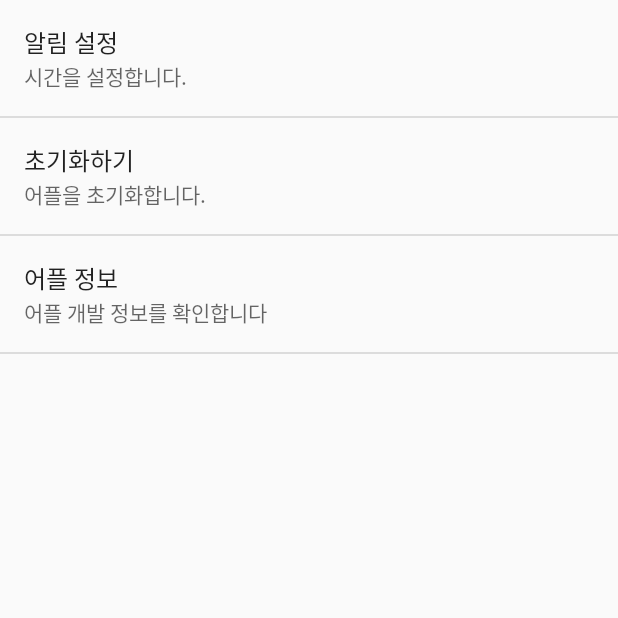
After one commit to Kinuk97/MoneyBookAndroid, an Android app: the SettingActivity screen opened directly, with no data from a screen before it, on a phone screen of 412 x 824 dp, the top half of it. The commit adds this screen. Run offline under Robolectric (Android 15) with nearby library versions, the phone set to English and light mode, and no system bars.

Commit message:
설정 화면

```diff
--- a/app/src/main/AndroidManifest.xml
+++ b/app/src/main/AndroidManifest.xml
@@ -11,7 +11,6 @@
         android:roundIcon="@mipmap/ic_launcher_round"
         android:supportsRtl="true"
         android:theme="@style/AppTheme">
-
         <activity android:name=".activity.LoginActivity">
             <intent-filter>
                 <action android:name="android.intent.action.MAIN" />
@@ -19,13 +18,16 @@
                 <category android:name="android.intent.category.LAUNCHER" />
             </intent-filter>
         </activity>
-
         <activity android:name=".activity.MoneyBookActivity">
             <intent-filter>
                 <category android:name="android.intent.category.DEFAULT" />
             </intent-filter>
         </activity>
 
+        <activity android:name=".activity.SettingActivity"></activity>
+
+        <activity android:name=".activity.AppDevelActivity"></activity>
+
     </application>
 
 </manifest>
--- /dev/null
+++ b/app/src/main/java/com/mulcam/c901/yk/moneybookandroid/activity/SettingActivity.java
@@ -0,0 +1,81 @@
+package com.mulcam.c901.yk.moneybookandroid.activity;
+
+import android.app.TimePickerDialog;
+import android.content.Intent;
+import android.content.SharedPreferences;
+import android.os.Bundle;
+import android.preference.Preference;
+import android.preference.PreferenceActivity;
+import android.preference.PreferenceManager;
+import android.preference.PreferenceScreen;
+import android.support.annotation.Nullable;
+import android.view.MenuItem;
+import android.view.View;
+import android.widget.ListView;
+import android.widget.TimePicker;
+import android.widget.Toast;
+
+import com.mulcam.c901.yk.moneybookandroid.R;
+
+import java.util.Calendar;
+import java.util.GregorianCalendar;
+
+/**
+ * Created by kiuka on 2017-06-21.
+ */
+
+public class SettingActivity extends PreferenceActivity {
+    private GregorianCalendar calendar = new GregorianCalendar();
+
+    private int hour = calendar.get(Calendar.HOUR_OF_DAY);
+
+    private int minute = calendar.get(Calendar.MINUTE);
+
+
+    @Override
+    protected void onCreate(@Nullable Bundle savedInstanceState) {
+        super.onCreate(savedInstanceState);
+        addPreferencesFromResource(R.xml.setting_pref);
+    }
+
+    @Override
+    public boolean onPreferenceTreeClick(PreferenceScreen preferenceScreen, Preference preference) {
+
+        String key = preference.getKey();
+
+        if(key != null) {
+            if (key.equals("set_time")) {
+                // 시간 설정 다이얼로그 생성
+                new TimePickerDialog(SettingActivity.this, timeSetListener, hour, minute, false).show();
+            } else if (key.equals("reset")) {
+                // 초기화하는 부분
+            }
+        }
+
+        return super.onPreferenceTreeClick(preferenceScreen, preference);
+    }
+
+    // 알림 시간 다이얼로그 set리스너
+    private TimePickerDialog.OnTimeSetListener timeSetListener = new TimePickerDialog.OnTimeSetListener() {
+        @Override
+        public void onTimeSet(TimePicker view, int hourOfDay, int minute) {
+//            String msg = String.format("%d / %d", hourOfDay, minute);
+            String msg = hourOfDay + "-" + minute;
+
+            //기본 SharedPreference를 가져옴. (PreferenceActivity에서 설정한 pref)
+            SharedPreferences sharedPref = PreferenceManager.getDefaultSharedPreferences(SettingActivity.this);
+            //Preference 자료 수정을 위하여 editor 생성
+            SharedPreferences.Editor edit = sharedPref.edit();
+            //"set_term" 키의 값을 원하는 string으로 변경
+            edit.putString("notification_time", msg);
+            //변경된 값을 저장한다.
+            edit.commit();
+
+            String result = sharedPref.getString("notification_time", "실패");
+
+            Toast.makeText(SettingActivity.this, result, Toast.LENGTH_LONG).show();
+        }
+    };
+
+
+}
--- a/app/src/main/res/values/strings.xml
+++ b/app/src/main/res/values/strings.xml
@@ -1,3 +1,4 @@
 <resources>
     <string name="app_name">MoneyBookAndroid</string>
+    <string name="test_String">기본 값</string>
 </resources>
--- /dev/null
+++ b/app/src/main/res/xml/setting_pref.xml
@@ -0,0 +1,23 @@
+<?xml version="1.0" encoding="utf-8"?>
+<PreferenceScreen xmlns:android="http://schemas.android.com/apk/res/android">
+    <Preference
+        android:key="set_time"
+        android:summary="시간을 설정합니다."
+        android:title="알림 설정" />
+
+    <Preference
+        android:key="reset"
+        android:summary="어플을 초기화합니다."
+        android:title="초기화하기" />
+
+    <Preference
+        android:summary="어플 개발 정보를 확인합니다"
+        android:title="어플 정보">
+        <!--개발화면 보여줄 액티비티-->
+        <!--<intent-->
+        <!--android:targetClass="com.mulcam.c901.yk.moneybookandroid.activity.AppDevelActivity"-->
+        <!--android:targetPackage="com.mulcam.c901.yk.moneybookandroid" />-->
+    </Preference>
+
+
+</PreferenceScreen>
```
Also changed, not shown: app/build.gradle (+5 -4 lines), app/src/main/java/com/mulcam/c901/yk/moneybookandroid/activity/AppDevelActivity.java (added, +22 -0 lines).
